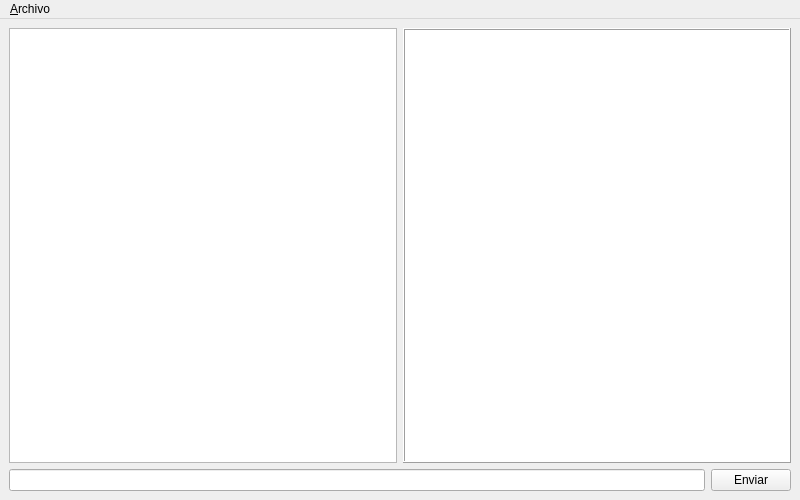
Qt form principal.ui (ValenciaMarcosValerino/SISTEMAS-DISTRIBUIDOS) before a commit.
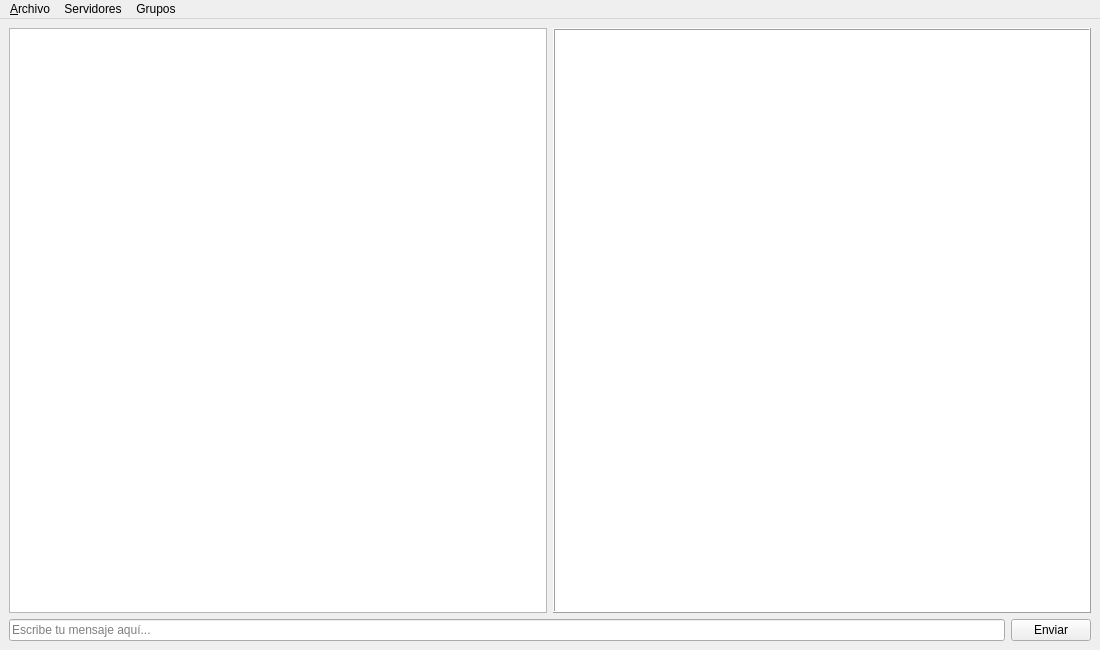
The same form after that commit.

Commit message: Messenger Papoi - Proyecto completo con fotos, servidores y documentacion

What changed in the file:
```diff
--- a/principal.ui
+++ b/principal.ui
@@ -3,12 +3,7 @@
  <class>Messenger</class>
  <widget class="QMainWindow" name="Messenger">
   <property name="geometry">
-   <rect>
-    <x>0</x>
-    <y>0</y>
-    <width>800</width>
-    <height>500</height>
-   </rect>
+   <rect><x>0</x><y>0</y><width>1100</width><height>650</height></rect>
   </property>
   <property name="windowTitle">
    <string>Messenger</string>
@@ -42,15 +37,9 @@
      <layout class="QHBoxLayout" name="horizontalLayout_2">
       <item>
        <widget class="QLineEdit" name="txtSend">
-        <property name="enabled">
-         <bool>true</bool>
-        </property>
-        <property name="maxLength">
-         <number>1023</number>
-        </property>
-        <property name="placeholderText">
-         <string extracomment="Escribe tu mesaje aqui"/>
-        </property>
+        <property name="enabled"><bool>true</bool></property>
+        <property name="maxLength"><number>4000</number></property>
+        <property name="placeholderText"><string>Escribe tu mensaje aquí...</string></property>
        </widget>
       </item>
       <item>
@@ -66,12 +55,7 @@
   </widget>
   <widget class="QMenuBar" name="menubar">
    <property name="geometry">
-    <rect>
-     <x>0</x>
-     <y>0</y>
-     <width>800</width>
-     <height>33</height>
-    </rect>
+    <rect><x>0</x><y>0</y><width>1100</width><height>33</height></rect>
    </property>
    <widget class="QMenu" name="menuArchivo">
     <property name="title">
@@ -81,7 +65,19 @@
     <addaction name="separator"/>
     <addaction name="actionSalir"/>
    </widget>
+   <widget class="QMenu" name="menuServidores">
+    <property name="title"><string>Servidores</string></property>
+    <addaction name="actionCrearServidor"/>
+   </widget>
+   <widget class="QMenu" name="menuGrupos">
+    <property name="title"><string>Grupos</string></property>
+    <addaction name="actionCrearGrupo"/>
+    <addaction name="actionAgregarIntegrante"/>
+    <addaction name="actionActualizarGrupos"/>
+   </widget>
    <addaction name="menuArchivo"/>
+   <addaction name="menuServidores"/>
+   <addaction name="menuGrupos"/>
   </widget>
   <action name="actionConectar">
    <property name="text">
```
Left out of the diff: 60 changed lines with no effect on the pictures. The commit also changes 33 other files.
